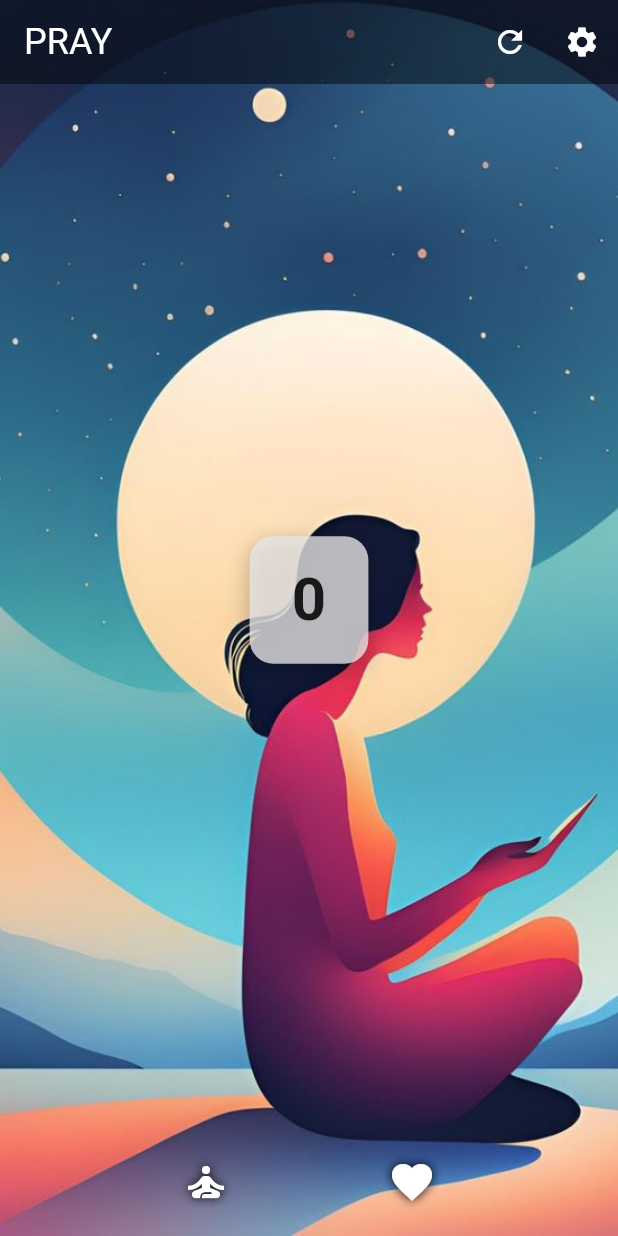
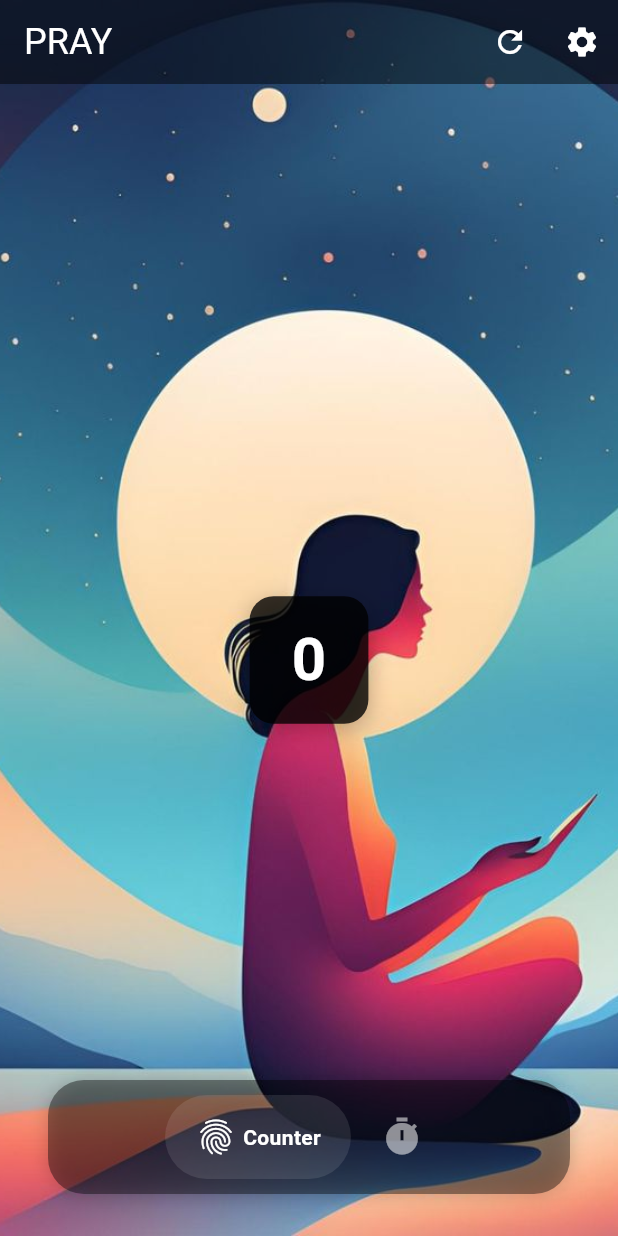
Before and after one commit to ekansh0unofficial/Maala, a Flutter app: the screen it shows after launch, on a phone screen of 412 x 824 dp. Run offline on Flutter 3.47's test engine with Material 3 defaults, Android fonts, the phone set to English and light mode, and no system bars; drawn by our look-alikes of google_nav_bar; our stand-ins replace shared_preferences.

Commit message:
MainNavScreen Done

```diff
--- a/lib/counter_screen/counter_screen.dart
+++ b/lib/counter_screen/counter_screen.dart
@@ -1,4 +1,3 @@
-// lib/screens/counter_screen.dart
 import 'package:flutter/material.dart';
 import '../services/shared_pref_helper.dart';
 
@@ -66,12 +65,7 @@ class _CounterScreenState extends State<CounterScreen> {
                   vertical: 14,
                 ),
                 decoration: BoxDecoration(
-                  color: const Color.fromARGB(
-                    192,
-                    231,
-                    230,
-                    230,
-                  ).withAlpha(200),
+                  color: const Color.fromARGB(123, 0, 0, 0).withAlpha(200),
                   borderRadius: BorderRadius.circular(16),
                   boxShadow: [
                     BoxShadow(
@@ -86,32 +80,8 @@ class _CounterScreenState extends State<CounterScreen> {
                   style: const TextStyle(
                     fontSize: 40,
                     fontWeight: FontWeight.bold,
-                    color: Colors.black87,
+                    color: Colors.white,
                   ),
-                ),
-              ),
-            ),
-            bottomNavigationBar: BottomAppBar(
-              color: Colors.transparent,
-              elevation: 0,
-              child: Padding(
-                padding: const EdgeInsets.symmetric(vertical: 16.0),
-                child: Row(
-                  mainAxisAlignment: MainAxisAlignment.spaceEvenly,
-                  children: const [
-                    Icon(
-                      Icons.self_improvement,
-                      size: 32,
-                      color: Colors.white,
-                      shadows: [Shadow(blurRadius: 8)],
-                    ),
-                    Icon(
-                      Icons.favorite,
-                      size: 32,
-                      color: Colors.white,
-                      shadows: [Shadow(blurRadius: 8)],
-                    ),
-                  ],
                 ),
               ),
             ),
--- /dev/null
+++ b/lib/home.dart
@@ -0,0 +1,74 @@
+import 'package:flutter/material.dart';
+import 'package:google_nav_bar/google_nav_bar.dart';
+import 'package:maala_app/counter_screen/counter_screen.dart';
+import 'package:maala_app/timer_screen/timer_screen.dart';
+
+class HomeScreen extends StatefulWidget {
+  const HomeScreen({Key? key}) : super(key: key);
+
+  @override
+  State<HomeScreen> createState() => _HomeScreenState();
+}
+
+class _HomeScreenState extends State<HomeScreen> {
+  final PageController _pageController = PageController();
+  int _selectedIndex = 0;
+
+  final List<Widget> _screens = const [CounterScreen(), TimerScreen()];
+
+  void _onNavTapped(int index) {
+    setState(() => _selectedIndex = index);
+    _pageController.animateToPage(
+      index,
+      duration: const Duration(milliseconds: 700),
+      curve: Curves.easeInOutCubic,
+    );
+  }
+
+  void _onPageChanged(int index) {
+    setState(() => _selectedIndex = index);
+  }
+
+  @override
+  Widget build(BuildContext context) {
+    return Scaffold(
+      extendBody: true,
+      body: PageView(
+        controller: _pageController,
+        onPageChanged: _onPageChanged,
+        children: _screens,
+        physics: const BouncingScrollPhysics(),
+      ),
+      bottomNavigationBar: Padding(
+        padding: const EdgeInsets.only(bottom: 28.0, left: 32.0, right: 32.0),
+        child: Container(
+          decoration: BoxDecoration(
+            color: Colors.black.withOpacity(0.4),
+            borderRadius: BorderRadius.circular(24),
+            boxShadow: [
+              BoxShadow(color: Colors.black.withOpacity(0.2), blurRadius: 10),
+            ],
+          ),
+          child: Padding(
+            padding: const EdgeInsets.symmetric(horizontal: 10.0, vertical: 10),
+            child: GNav(
+              gap: 4,
+              color: Colors.white54,
+              activeColor: Colors.white,
+              tabBackgroundColor: Colors.white10,
+              padding: const EdgeInsets.symmetric(horizontal: 20, vertical: 14),
+              backgroundColor: Colors.transparent,
+              selectedIndex: _selectedIndex,
+              mainAxisAlignment: MainAxisAlignment.center,
+              onTabChange: _onNavTapped,
+              tabs: const [
+                GButton(icon: Icons.fingerprint, iconSize: 28, text: 'Counter'),
+                GButton(icon: Icons.timer, iconSize: 28, text: 'Timer'),
+              ],
+            ),
+          ),
+        ),
+      ),
+    );
+  }
+}
--- a/lib/main.dart
+++ b/lib/main.dart
@@ -1,5 +1,5 @@
 import 'package:flutter/material.dart';
-import 'package:maala_app/counter_screen/counter_screen.dart';
+import 'package:maala_app/home.dart';
 import 'package:maala_app/services/shared_pref_helper.dart';
 
 void main() async {
@@ -13,6 +13,6 @@ class MainApp extends StatelessWidget {
 
   @override
   Widget build(BuildContext context) {
-    return const MaterialApp(home: CounterScreen());
+    return const MaterialApp(home: HomeScreen());
   }
 }
--- a/pubspec.yaml
+++ b/pubspec.yaml
@@ -10,6 +10,8 @@ dependencies:
   flutter:
     sdk: flutter
   shared_preferences:
+  palette_generator:
+  google_nav_bar:
 
 dev_dependencies:
   flutter_test:
```
Also changed, not shown: pubspec.lock.
